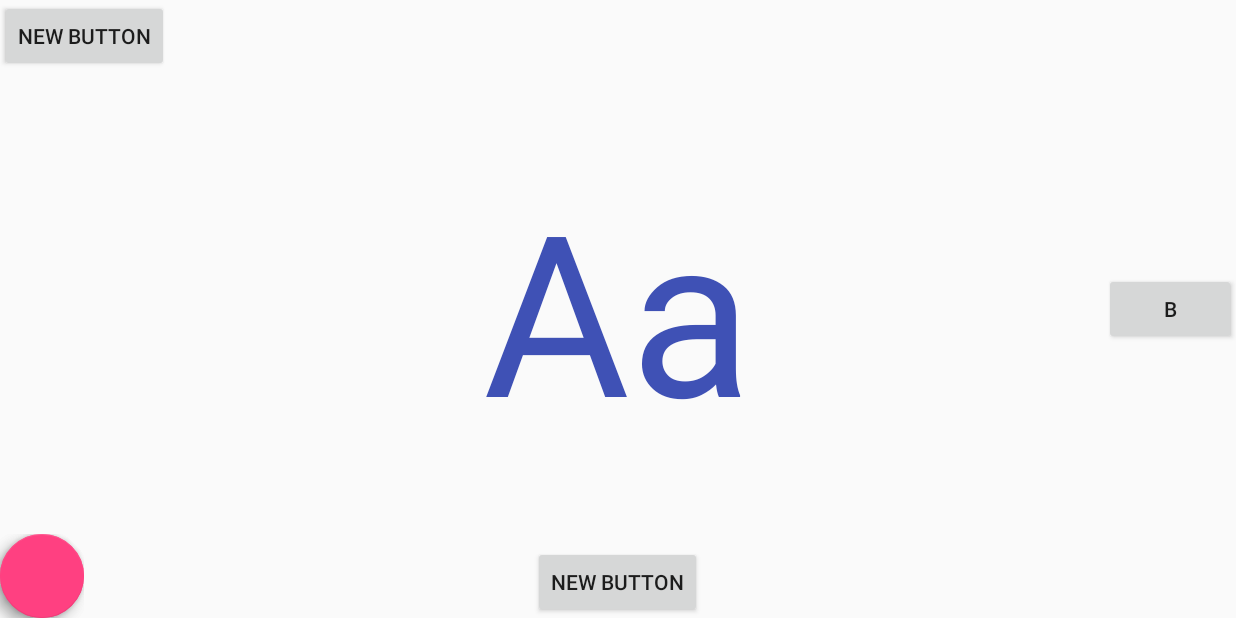
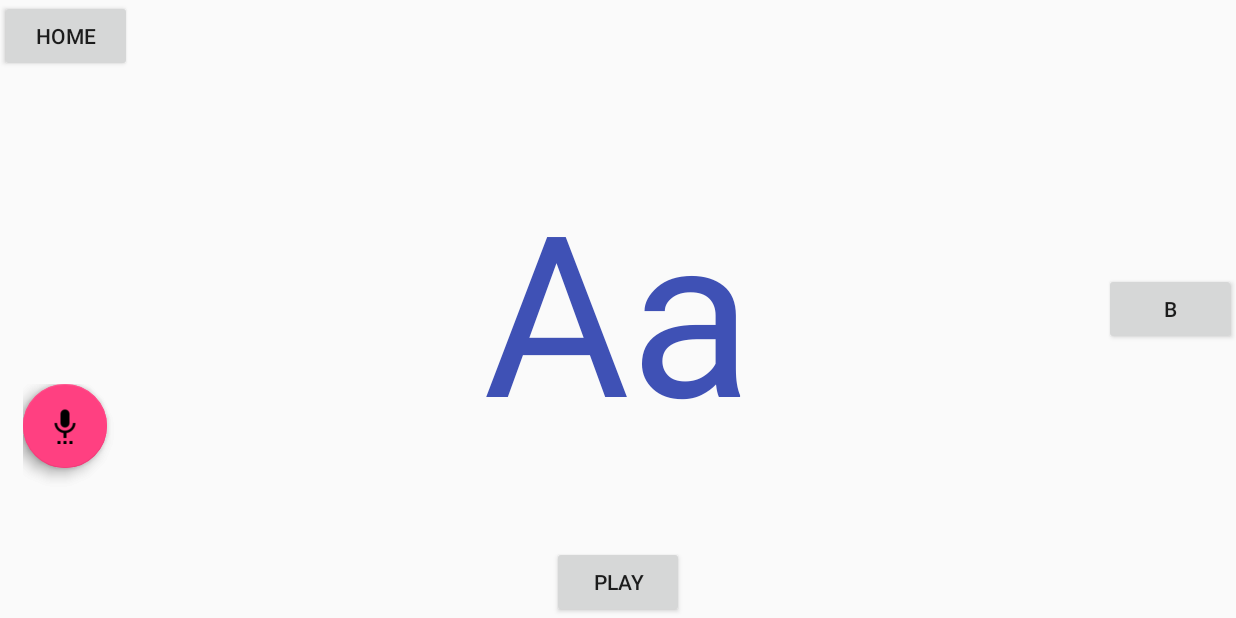
Before and after one commit to Rivanildo/MeuABC, an Android app: the Main2Activity screen opened directly, with no data from a screen before it, on a phone screen of 824 x 412 dp (held sideways). Run offline under Robolectric (Android 15) with nearby library versions, the phone set to English and light mode, and no system bars; plain views replace FloatingActionButton, FloatingActionMenu; 1 statement that could not run was skipped.

Commit message:
Pequenas mudanças, mas nada relevante

```diff
--- a/MeuAbc/app/src/main/res/layout/content_main2.xml
+++ b/MeuAbc/app/src/main/res/layout/content_main2.xml
@@ -11,29 +11,31 @@
 
     <com.github.clans.fab.FloatingActionMenu
         android:id="@+id/fab"
-        android:layout_width="wrap_content"
-        android:layout_height="wrap_content"
-        android:layout_gravity="bottom|start"
+        android:layout_width="158dp"
+        android:layout_height="156dp"
+        android:layout_gravity="bottom|start|right"
         fab:menu_colorNormal="#FFFF"
+        fab:fab_size="mini"
         fab:menu_colorPressed="#0000"
+        android:layout_marginBottom="0dp"
+        android:layout_marginLeft="15dp"
         fab:menu_labels_ellipsize="start"
-        fab:menu_labels_singleLine="true">
+        fab:menu_labels_singleLine="false">
 
         <com.github.clans.fab.FloatingActionButton
             android:id="@+id/fab1"
             android:layout_width="wrap_content"
             android:layout_height="wrap_content"
             fab:fab_size="mini"
-            fab:fab_label="Facebook"
             fab:fab_colorNormal="#FFFF"
-            fab:fab_colorPressed="#0000"/>
+            fab:fab_colorPressed="#0000" />
 
         <com.github.clans.fab.FloatingActionButton
             android:id="@+id/fab2"
             android:layout_width="wrap_content"
             android:layout_height="wrap_content"
             fab:fab_size="mini"
-            fab:fab_label="Google Plus"
+            android:src="@drawable/microphone"
             fab:fab_colorNormal="#FFFF"
             fab:fab_colorPressed="#0000"/>
 
@@ -42,7 +44,8 @@
     <Button
         android:layout_width="wrap_content"
         android:layout_height="wrap_content"
-        android:text="New Button"
+        android:text="Play"
+
         android:id="@+id/play"
         android:layout_gravity="center_horizontal|bottom" />
 
@@ -57,14 +60,14 @@
     <Button
         android:layout_width="wrap_content"
         android:layout_height="wrap_content"
-        android:text="New Button"
+        android:text="Anterior"
         android:id="@+id/anterior"
         android:layout_gravity="left|center_vertical" />
 
     <Button
         android:layout_width="wrap_content"
         android:layout_height="wrap_content"
-        android:text="New Button"
+        android:text="home"
         android:id="@+id/button4"
         android:layout_gravity="left|top" />
 
--- a/MeuAbc/app/src/main/res/layout/item_letra_adapter.xml
+++ b/MeuAbc/app/src/main/res/layout/item_letra_adapter.xml
@@ -14,6 +14,6 @@
         android:layout_height="wrap_content"
         android:textAppearance="?android:attr/textAppearanceLarge"
         android:text="Letra"
-        android:textSize="60sp"
+        android:textSize="40sp"
         android:id="@+id/lMenu" />
 </LinearLayout>
```
Also changed, not shown: MeuAbc/app/src/main/res/drawable/microphone.png (added).
